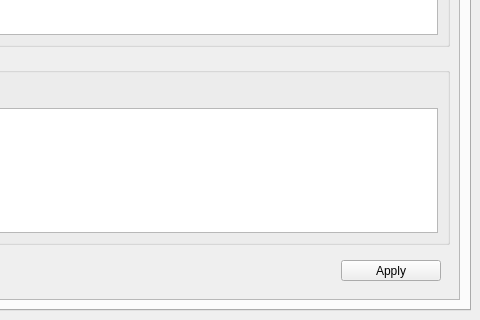
Old version of the form src/ui/MainWindow.ui in the repository bkmo/btrfs-assistant-bkmo; both pictures show x 466 to 946 and y 397 to 717 of the 946 by 717 pixel window.
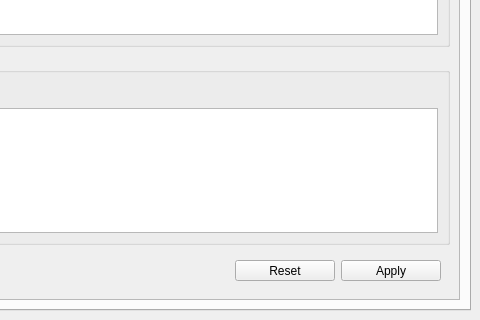
New version of the form. The open tabs and pages were chosen to show the change. Icons and pictures are not drawn. Custom widgets are drawn as their Qt base class.

Commit message: Add reset button

```diff
--- a/src/ui/MainWindow.ui
+++ b/src/ui/MainWindow.ui
@@ -1591,6 +1591,26 @@
                  </property>
                 </spacer>
                </item>
+               <item>
+                <widget class="QToolButton" name="toolButton_bmReset">
+                 <property name="minimumSize">
+                  <size>
+                   <width>100</width>
+                   <height>0</height>
+                  </size>
+                 </property>
+                 <property name="text">
+                  <string>Reset</string>
+                 </property>
+                 <property name="icon">
+                  <iconset resource="../../icons/icons.qrc">
+                   <normaloff>:/icons/reload.png</normaloff>:/icons/reload.png</iconset>
+                 </property>
+                 <property name="toolButtonStyle">
+                  <enum>Qt::ToolButtonTextUnderIcon</enum>
+                 </property>
+                </widget>
+               </item>
                <item>
                 <widget class="QToolButton" name="toolButton_bmApply">
                  <property name="minimumSize">
```
The commit also changes 2 other files.
